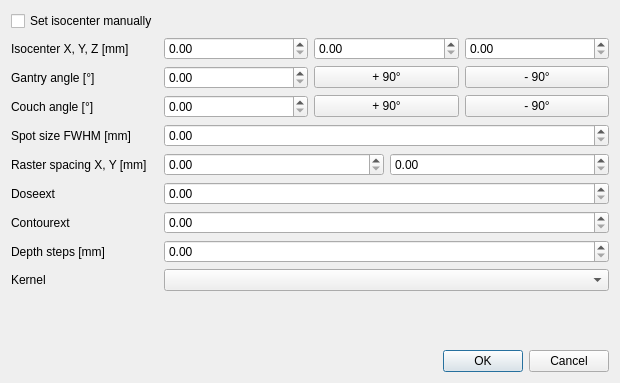
This is pytripgui/view/field.ui in pytrip/pytripgui as Qt 5 draws it before an edit. The edited form follows.
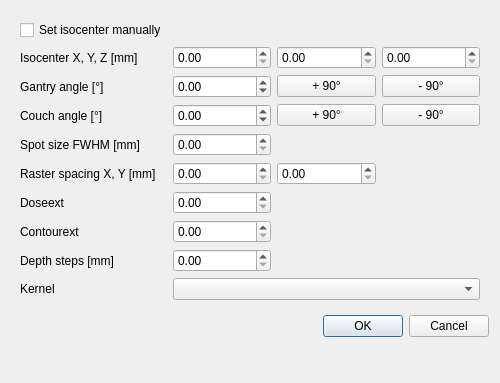
This is the edited form.

Commit message: fix width of FWHM in field view

What changed in the file:
```diff
--- a/pytripgui/view/field.ui
+++ b/pytripgui/view/field.ui
@@ -6,20 +6,58 @@
    <rect>
     <x>0</x>
     <y>0</y>
-    <width>620</width>
+    <width>500</width>
     <height>383</height>
    </rect>
   </property>
   <property name="sizePolicy">
-   <sizepolicy hsizetype="Preferred" vsizetype="Maximum">
+   <sizepolicy hsizetype="Fixed" vsizetype="Maximum">
     <horstretch>0</horstretch>
     <verstretch>10</verstretch>
    </sizepolicy>
   </property>
+  <property name="minimumSize">
+   <size>
+    <width>500</width>
+    <height>0</height>
+   </size>
+  </property>
+  <property name="maximumSize">
+   <size>
+    <width>500</width>
+    <height>16777215</height>
+   </size>
+  </property>
   <property name="windowTitle">
    <string>Field</string>
   </property>
-  <layout class="QFormLayout" name="formLayout">
+  <layout class="QVBoxLayout" name="verticalLayout">
+   <item>
+    <widget class="QWidget" name="Field" native="true">
+     <layout class="QGridLayout" name="gridLayout_2">
+      <item row="1" column="2">
+       <widget class="QDoubleSpinBox" name="isocenterY_doubleSpinBox">
+        <property name="sizePolicy">
+         <sizepolicy hsizetype="Minimum" vsizetype="Fixed">
+          <horstretch>0</horstretch>
+          <verstretch>0</verstretch>
+         </sizepolicy>
+        </property>
+        <property name="minimumSize">
+         <size>
+          <width>0</width>
+          <height>0</height>
+         </size>
+        </property>
+       </widget>
+      </item>
+      <item row="4" column="0">
+       <widget class="QLabel" name="spotSize_label">
+        <property name="text">
+         <string>Spot size FWHM [mm]</string>
+        </property>
+       </widget>
+      </item>
    <item row="0" column="0">
     <widget class="QCheckBox" name="manualIsocenter_checkBox">
      <property name="text">
@@ -27,25 +65,60 @@
      </property>
     </widget>
    </item>
-   <item row="1" column="0">
-    <widget class="QLabel" name="isocenter_label">
+      <item row="6" column="0">
+       <widget class="QLabel" name="doseext_label">
      <property name="text">
-      <string>Isocenter X, Y, Z [mm]</string>
+         <string>Doseext</string>
      </property>
     </widget>
    </item>
-   <item row="1" column="1">
-    <layout class="QHBoxLayout" name="isocenterSection">
-     <item>
-      <widget class="QDoubleSpinBox" name="isocenterX_doubleSpinBox"/>
-     </item>
-     <item>
-      <widget class="QDoubleSpinBox" name="isocenterY_doubleSpinBox"/>
-     </item>
-     <item>
-      <widget class="QDoubleSpinBox" name="isocenterZ_doubleSpinBox"/>
-     </item>
-    </layout>
+      <item row="3" column="0">
+       <widget class="QLabel" name="couch_label">
+        <property name="text">
+         <string>Couch angle [°]</string>
+        </property>
+       </widget>
+      </item>
+      <item row="2" column="1">
+       <widget class="QDoubleSpinBox" name="gantry_doubleSpinBox">
+        <property name="sizePolicy">
+         <sizepolicy hsizetype="Minimum" vsizetype="Fixed">
+          <horstretch>0</horstretch>
+          <verstretch>0</verstretch>
+         </sizepolicy>
+        </property>
+        <property name="minimumSize">
+         <size>
+          <width>82</width>
+          <height>0</height>
+         </size>
+        </property>
+        <property name="maximumSize">
+         <size>
+          <width>1000</width>
+          <height>16777215</height>
+         </size>
+        </property>
+        <property name="minimum">
+         <double>-400.000000000000000</double>
+        </property>
+        <property name="maximum">
+         <double>400.000000000000000</double>
+        </property>
+        <property name="singleStep">
+         <double>1.000000000000000</double>
+        </property>
+        <property name="value">
+         <double>0.000000000000000</double>
+        </property>
+       </widget>
+      </item>
+      <item row="8" column="0">
+       <widget class="QLabel" name="depthStep_label">
+        <property name="text">
+         <string>Depth steps [mm]</string>
+        </property>
+       </widget>
    </item>
    <item row="2" column="0">
     <widget class="QLabel" name="gantry_label">
@@ -54,119 +127,234 @@
      </property>
     </widget>
    </item>
-   <item row="2" column="1">
-    <layout class="QHBoxLayout" name="gantryAngleSection">
-     <item>
-      <widget class="QDoubleSpinBox" name="gantry_doubleSpinBox"/>
-     </item>
-     <item>
+      <item row="7" column="0">
+       <widget class="QLabel" name="contourext_label">
+        <property name="text">
+         <string>Contourext</string>
+        </property>
+       </widget>
+      </item>
+      <item row="5" column="0">
+       <widget class="QLabel" name="rasterSpace_label">
+        <property name="text">
+         <string>Raster spacing X, Y [mm]</string>
+        </property>
+       </widget>
+      </item>
+      <item row="1" column="1">
+       <widget class="QDoubleSpinBox" name="isocenterX_doubleSpinBox">
+        <property name="sizePolicy">
+         <sizepolicy hsizetype="Minimum" vsizetype="Fixed">
+          <horstretch>0</horstretch>
+          <verstretch>0</verstretch>
+         </sizepolicy>
+        </property>
+        <property name="minimumSize">
+         <size>
+          <width>82</width>
+          <height>0</height>
+         </size>
+        </property>
+        <property name="maximumSize">
+         <size>
+          <width>1000</width>
+          <height>16777215</height>
+         </size>
+        </property>
+       </widget>
+      </item>
+      <item row="1" column="0">
+       <widget class="QLabel" name="isocenter_label">
+        <property name="text">
+         <string>Isocenter X, Y, Z [mm]</string>
+        </property>
+       </widget>
+      </item>
+      <item row="9" column="0">
+       <widget class="QLabel" name="kernel_label">
+        <property name="text">
+         <string>Kernel</string>
+        </property>
+       </widget>
+      </item>
+      <item row="1" column="3">
+       <widget class="QDoubleSpinBox" name="isocenterZ_doubleSpinBox">
+        <property name="sizePolicy">
+         <sizepolicy hsizetype="Minimum" vsizetype="Fixed">
+          <horstretch>0</horstretch>
+          <verstretch>0</verstretch>
+         </sizepolicy>
+        </property>
+        <property name="minimumSize">
+         <size>
+          <width>82</width>
+          <height>0</height>
+         </size>
+        </property>
+       </widget>
+      </item>
+      <item row="2" column="2">
       <widget class="QPushButton" name="gantry_pushButton_p90">
+        <property name="minimumSize">
+         <size>
+          <width>0</width>
+          <height>0</height>
+         </size>
+        </property>
        <property name="text">
         <string>+ 90°</string>
        </property>
       </widget>
      </item>
-     <item>
+      <item row="2" column="3">
       <widget class="QPushButton" name="gantry_pushButton_m90">
-       <property name="text">
-        <string>- 90°</string>
-       </property>
-      </widget>
-     </item>
-    </layout>
-   </item>
-   <item row="3" column="0">
-    <widget class="QLabel" name="couch_label">
+        <property name="minimumSize">
+         <size>
+          <width>82</width>
+          <height>0</height>
+         </size>
+        </property>
      <property name="text">
-      <string>Couch angle [°]</string>
+         <string>- 90°</string>
      </property>
     </widget>
    </item>
    <item row="3" column="1">
-    <layout class="QHBoxLayout" name="couchAngleSection">
-     <item>
-      <widget class="QDoubleSpinBox" name="couch_doubleSpinBox"/>
-     </item>
-     <item>
-      <widget class="QPushButton" name="couch_pushButton_p90">
-       <property name="text">
-        <string>+ 90°</string>
-       </property>
-      </widget>
-     </item>
-     <item>
-      <widget class="QPushButton" name="couch_pushButton_m90">
-       <property name="text">
-        <string>- 90°</string>
-       </property>
-      </widget>
-     </item>
-    </layout>
-   </item>
-   <item row="4" column="0">
-    <widget class="QLabel" name="spotSize_label">
-     <property name="text">
-      <string>Spot size FWHM [mm]</string>
+       <widget class="QDoubleSpinBox" name="couch_doubleSpinBox">
+        <property name="sizePolicy">
+         <sizepolicy hsizetype="Minimum" vsizetype="Fixed">
+          <horstretch>0</horstretch>
+          <verstretch>0</verstretch>
+         </sizepolicy>
+        </property>
+        <property name="minimumSize">
+         <size>
+          <width>82</width>
+          <height>0</height>
+         </size>
+        </property>
+        <property name="maximumSize">
+         <size>
+          <width>1000</width>
+          <height>16777215</height>
+         </size>
+        </property>
+        <property name="minimum">
+         <double>-400.000000000000000</double>
+        </property>
+        <property name="maximum">
+         <double>400.000000000000000</double>
      </property>
     </widget>
    </item>
    <item row="4" column="1">
-    <widget class="QDoubleSpinBox" name="spotSize_doubleSpinBox"/>
-   </item>
-   <item row="5" column="0">
-    <widget class="QLabel" name="rasterSpace_label">
-     <property name="text">
-      <string>Raster spacing X, Y [mm]</string>
+       <widget class="QDoubleSpinBox" name="spotSize_doubleSpinBox">
+        <property name="sizePolicy">
+         <sizepolicy hsizetype="Preferred" vsizetype="Fixed">
+          <horstretch>0</horstretch>
+          <verstretch>0</verstretch>
+         </sizepolicy>
+        </property>
+        <property name="minimumSize">
+         <size>
+          <width>0</width>
+          <height>0</height>
+         </size>
+        </property>
+        <property name="maximumSize">
+         <size>
+          <width>1000</width>
+          <height>16777215</height>
+         </size>
      </property>
     </widget>
    </item>
    <item row="5" column="1">
-    <layout class="QHBoxLayout" name="rasterSpacingSection">
-     <item>
-      <widget class="QDoubleSpinBox" name="rasterSpaceX_doubleSpinBox"/>
-     </item>
-     <item>
-      <widget class="QDoubleSpinBox" name="rasterSpaceY_doubleSpinBox"/>
-     </item>
-    </layout>
-   </item>
-   <item row="6" column="0">
-    <widget class="QLabel" name="doseext_label">
-     <property name="text">
-      <string>Doseext</string>
+       <widget class="QDoubleSpinBox" name="rasterSpaceX_doubleSpinBox">
+        <property name="sizePolicy">
+         <sizepolicy hsizetype="Preferred" vsizetype="Fixed">
+          <horstretch>0</horstretch>
+          <verstretch>0</verstretch>
+         </sizepolicy>
+        </property>
+        <property name="minimumSize">
+         <size>
+          <width>82</width>
+          <height>0</height>
+         </size>
+        </property>
+        <property name="maximumSize">
+         <size>
+          <width>16777215</width>
+          <height>16777215</height>
+         </size>
+        </property>
+        <property name="maximum">
+         <double>99.989999999999995</double>
+        </property>
+        <property name="value">
+         <double>0.000000000000000</double>
      </property>
     </widget>
    </item>
    <item row="6" column="1">
     <widget class="QDoubleSpinBox" name="doseext_doubleSpinBox">
+        <property name="sizePolicy">
+         <sizepolicy hsizetype="Preferred" vsizetype="Fixed">
+          <horstretch>0</horstretch>
+          <verstretch>0</verstretch>
+         </sizepolicy>
+        </property>
+        <property name="minimumSize">
+         <size>
+          <width>0</width>
+          <height>0</height>
+         </size>
+        </property>
+        <property name="maximumSize">
+         <size>
+          <width>1000</width>
+          <height>16777215</height>
+         </size>
+        </property>
      <property name="value">
       <double>0.000000000000000</double>
      </property>
     </widget>
    </item>
-   <item row="7" column="0">
-    <widget class="QLabel" name="contourext_label">
-     <property name="text">
-      <string>Contourext</string>
-     </property>
-    </widget>
-   </item>
    <item row="7" column="1">
     <widget class="QDoubleSpinBox" name="contourext_doubleSpinBox">
+        <property name="sizePolicy">
+         <sizepolicy hsizetype="Preferred" vsizetype="Fixed">
+          <horstretch>0</horstretch>
+          <verstretch>0</verstretch>
+         </sizepolicy>
+        </property>
+        <property name="maximumSize">
+         <size>
+          <width>1000</width>
+          <height>16777215</height>
+         </size>
+        </property>
      <property name="value">
       <double>0.000000000000000</double>
      </property>
     </widget>
    </item>
-   <item row="8" column="0">
-    <widget class="QLabel" name="depthStep_label">
-     <property name="text">
-      <string>Depth steps [mm]</string>
-     </property>
-    </widget>
-   </item>
    <item row="8" column="1">
     <widget class="QDoubleSpinBox" name="depthStep_doubleSpinBox">
+        <property name="sizePolicy">
+         <sizepolicy hsizetype="Preferred" vsizetype="Fixed">
+          <horstretch>0</horstretch>
+          <verstretch>0</verstretch>
+         </sizepolicy>
+        </property>
+        <property name="maximumSize">
+         <size>
+          <width>1000</width>
+          <height>16777215</height>
+         </size>
+        </property>
      <property name="maximum">
       <double>99.989999999999995</double>
      </property>
@@ -175,24 +363,74 @@
      </property>
     </widget>
    </item>
-   <item row="9" column="0">
-    <widget class="QLabel" name="kernel_label">
+      <item row="3" column="2">
+       <widget class="QPushButton" name="couch_pushButton_p90">
+        <property name="sizePolicy">
+         <sizepolicy hsizetype="Minimum" vsizetype="Fixed">
+          <horstretch>0</horstretch>
+          <verstretch>0</verstretch>
+         </sizepolicy>
+        </property>
+        <property name="minimumSize">
+         <size>
+          <width>0</width>
+          <height>0</height>
+         </size>
+        </property>
      <property name="text">
-      <string>Kernel</string>
+         <string>+ 90°</string>
      </property>
     </widget>
    </item>
-   <item row="9" column="1">
+      <item row="3" column="3">
+       <widget class="QPushButton" name="couch_pushButton_m90">
+        <property name="minimumSize">
+         <size>
+          <width>0</width>
+          <height>0</height>
+         </size>
+        </property>
+        <property name="text">
+         <string>- 90°</string>
+        </property>
+       </widget>
+      </item>
+      <item row="5" column="2">
+       <widget class="QDoubleSpinBox" name="rasterSpaceY_doubleSpinBox">
+        <property name="sizePolicy">
+         <sizepolicy hsizetype="Preferred" vsizetype="Fixed">
+          <horstretch>0</horstretch>
+          <verstretch>0</verstretch>
+         </sizepolicy>
+        </property>
+        <property name="minimumSize">
+         <size>
+          <width>0</width>
+          <height>0</height>
+         </size>
+        </property>
+        <property name="maximumSize">
+         <size>
+          <width>16777215</width>
+          <height>16777215</height>
+         </size>
+        </property>
+       </widget>
+      </item>
+      <item row="9" column="1" colspan="3">
     <widget class="QComboBox" name="kernel_comboBox"/>
    </item>
-   <item row="11" column="1">
+     </layout>
+    </widget>
+   </item>
+   <item>
     <widget class="QDialogButtonBox" name="accept_ButtonBox">
      <property name="standardButtons">
       <set>QDialogButtonBox::Cancel|QDialogButtonBox::Ok</set>
      </property>
     </widget>
    </item>
-   <item row="10" column="1">
+   <item>
     <spacer name="verticalSpacer">
      <property name="orientation">
       <enum>Qt::Vertical</enum>
@@ -200,7 +438,7 @@
      <property name="sizeHint" stdset="0">
       <size>
        <width>20</width>
-       <height>10</height>
+       <height>40</height>
       </size>
      </property>
     </spacer>
```
Lines whose indentation alone changed are shown as unchanged.
